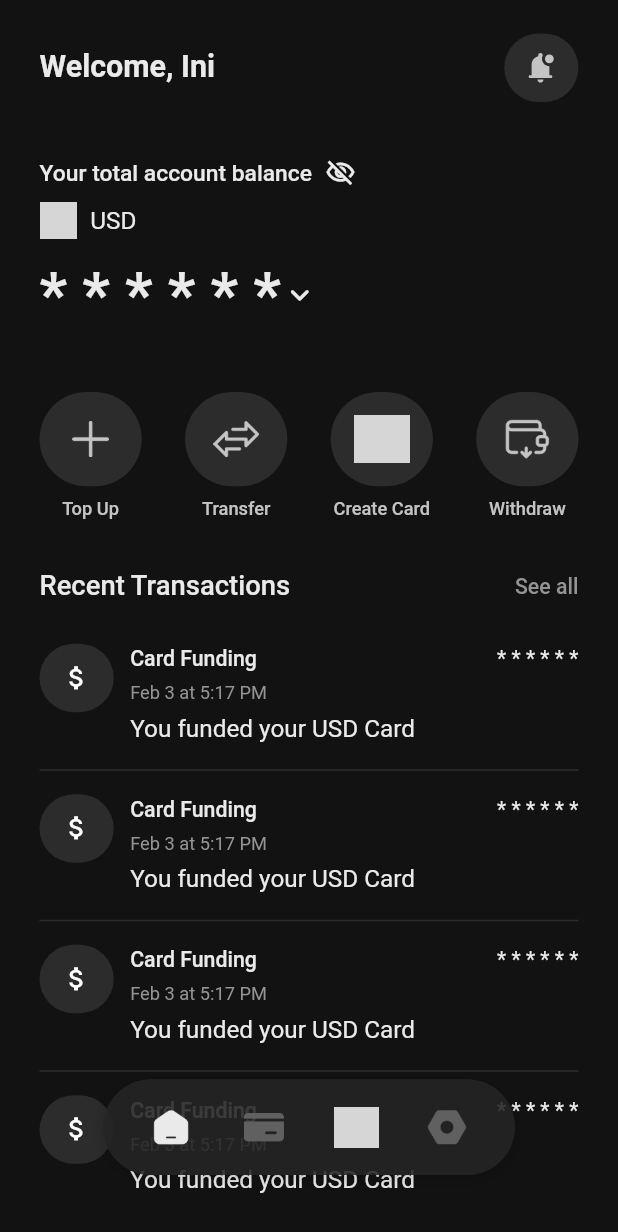
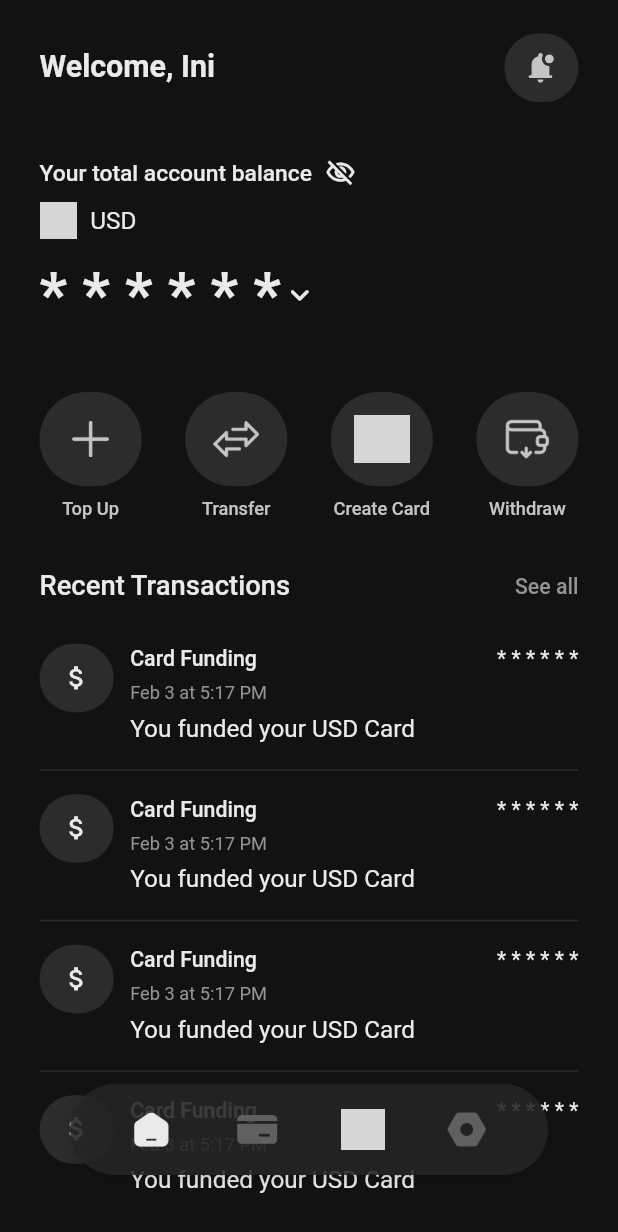
Before and after one commit to iniisking/manycards-mobile, a Flutter app: the screen it shows after launch, after a tap on the "visibility" icon, on a phone screen of 412 x 824 dp. Shown: the top 1232 px of the screen. Run offline on Flutter 3.47's test engine with Material 3 defaults, Android fonts, the light colour scheme and no system bars; drawn by our look-alikes of liquid_pull_to_refresh; our stand-ins replace flutter_screenutil, flutter_svg, shimmer, vector_graphics; network calls fail; grey boxes are pictures that could not be loaded.

Commit message:
Working on subcard implementation

```diff
--- a/lib/model/currency_model.dart
+++ b/lib/model/currency_model.dart
@@ -29,19 +29,20 @@ class CurrencyModel {
   static List<CurrencyModel> getAvailableCurrencies() {
     return [
       CurrencyModel(
+        code: 'NGN',
+        name: 'Nigerian Naira',
+        locale: 'en_NG',
+        symbol: '₦',
+        flag: Assets.images.nigerianFlag.image(height: 25, width: 25),
+      ),
+      CurrencyModel(
         code: 'USD',
         name: 'United States Dollar',
         locale: 'en_US',
         symbol: '\$',
         flag: Assets.images.usFlag.image(height: 25, width: 25),
       ),
-      CurrencyModel(
-        code: 'NGN',
-        name: 'Nigerian Naira',
-        locale: 'en_NG',
-        symbol: '₦',
-        flag: Assets.images.nigerianFlag.image(height: 25, width: 25),
-      ),
+
       CurrencyModel(
         code: 'GBP',
         name: 'Great British Pound',
--- /dev/null
+++ b/lib/view/authentication/login_screen.dart
@@ -0,0 +1,26 @@
+import 'package:flutter/material.dart';
+import 'package:flutter_screenutil/flutter_screenutil.dart';
+import 'package:manycards/view/constants/text/text.dart';
+
+class LoginScreen extends StatelessWidget {
+  const LoginScreen({super.key});
+
+  @override
+  Widget build(BuildContext context) {
+    return Scaffold(
+      body: SafeArea(
+        child: Column(
+          children: [
+            Center(
+              child: CustomTextWidget(
+                text: 'Log In',
+                fontSize: 18.sp,
+                color: Colors.white,
+              ),
+            ),
+          ],
+        ),
+      ),
+    );
+  }
+}
--- /dev/null
+++ b/lib/view/authentication/sign_up_screen.dart
@@ -0,0 +1,26 @@
+import 'package:flutter/material.dart';
+import 'package:flutter_screenutil/flutter_screenutil.dart';
+import 'package:manycards/view/constants/text/text.dart';
+
+class SignUpScreen extends StatelessWidget {
+  const SignUpScreen({super.key});
+
+  @override
+  Widget build(BuildContext context) {
+    return Scaffold(
+      body: SafeArea(
+        child: Column(
+          children: [
+            Center(
+              child: CustomTextWidget(
+                text: 'Sign Up',
+                fontSize: 18.sp,
+                color: Colors.white,
+              ),
+            ),
+          ],
+        ),
+      ),
+    );
+  }
+}
--- a/lib/view/bottom nav bar/bottom_nav_bar.dart
+++ b/lib/view/bottom nav bar/bottom_nav_bar.dart
@@ -20,8 +20,8 @@ class BottomNavBar extends StatelessWidget {
       child: Padding(
         padding: EdgeInsets.only(bottom: 40.h),
         child: Container(
-          height: 63.h,
-          width: 250.w,
+          height: 60.h,
+          width: 290.w,
           decoration: BoxDecoration(
             color: const Color(0xDD252525), // Slightly transparent
             borderRadius: BorderRadius.circular(40.r),
--- a/lib/view/cards/ngn_card_screen.dart
+++ b/lib/view/cards/ngn_card_screen.dart
@@ -5,6 +5,7 @@ import 'package:manycards/view/cards/sub_card.dart';
 import 'package:manycards/view/constants/text/text.dart';
 import 'package:manycards/view/constants/widgets/button.dart';
 import 'package:manycards/view/constants/widgets/cards.dart';
+import 'package:manycards/view/constants/widgets/colors.dart';
 import 'package:manycards/view/constants/widgets/currency_dropdown.dart';
 import 'package:manycards/view/constants/widgets/shimmers.dart';
 
@@ -15,7 +16,7 @@ class NgnCardScreen extends StatelessWidget {
   Widget build(BuildContext context) {
     String selectedCurrency = 'NGN';
     return Scaffold(
-      backgroundColor: const Color(0xFF121212),
+      backgroundColor: backgroundColor,
       body: SafeArea(
         child: SingleChildScrollView(
           child: Padding(
@@ -29,7 +30,7 @@ class NgnCardScreen extends StatelessWidget {
                     CustomTextWidget(
                       text: 'My Cards',
                       fontSize: 18.sp,
-                      color: Color(0xFFEAEAEA),
+                      color: fisrtHeaderTextColor,
                       fontWeight: FontWeight.bold,
                     ),
                     CurrencyDropdown(
@@ -39,7 +40,7 @@ class NgnCardScreen extends StatelessWidget {
                         //   selectedCurrency = value;
                         // });
                       },
-                      backgroundColor: Color(0xFF232323),
+                      backgroundColor: textfieldBackgroundColor,
                     ),
                   ],
                 ),
--- a/lib/view/constants/widgets/cards.dart
+++ b/lib/view/constants/widgets/cards.dart
@@ -31,7 +31,7 @@ class CurrencyCard extends StatelessWidget {
     return Container(
       // height: 186,
       // width: 327,
-      padding: EdgeInsets.symmetric(horizontal: 25.w, vertical: 25.h),
+      padding: EdgeInsets.symmetric(horizontal: 20.w, vertical: 20.h),
       decoration: BoxDecoration(
         color: backgroundColor,
         borderRadius: BorderRadius.circular(20.r),
@@ -47,7 +47,7 @@ class CurrencyCard extends StatelessWidget {
               cardTypeWidget ?? _defaultCardTypeWidget(),
             ],
           ),
-          SizedBox(height: 20.h),
+          SizedBox(height: 15.h),
           Column(
             crossAxisAlignment: CrossAxisAlignment.start,
             children: [
--- /dev/null
+++ b/lib/view/constants/widgets/colors.dart
@@ -0,0 +1,12 @@
+import 'package:flutter/material.dart';
+
+final backgroundColor = const Color(0xFF121212);
+final fisrtHeaderTextColor = const Color(0xFFEAEAEA);
+final secondHeadTextColor = const Color(0XFF949494);
+final textfieldBackgroundColor = const Color(0xFF232323);
+final textfiledBorderColor = const Color(0xFFEAEAEA);
+final errorBorderColor = const Color(0xFFEC8787);
+final buttonBackgroundColor = const Color(0xFFEAEAEA);
+final buttonTextColor = const Color(0xFF121212);
+final actionButtonColor = const Color(0xFF2C2C2C);
+final actionButtonIconColor = const Color(0xFFC4C4C4);
--- a/lib/view/constants/widgets/currency_dropdown.dart
+++ b/lib/view/constants/widgets/currency_dropdown.dart
@@ -38,6 +38,14 @@ class _CurrencyDropdownState extends State<CurrencyDropdown> {
         widget.customCurrencies ??
         [
           CurrencyOption(
+            value: 'NGN',
+            flagAsset: Assets.images.nigerianFlag.image(
+              height: 20.h,
+              width: 20.w,
+            ),
+            label: 'NGN',
+          ),
+          CurrencyOption(
             value: 'USD',
             flagAsset: Assets.images.usFlag.image(height: 20.h, width: 20.w),
             label: 'USD',
@@ -46,14 +54,6 @@ class _CurrencyDropdownState extends State<CurrencyDropdown> {
             value: 'GBP',
             flagAsset: Assets.images.ukFlag.image(height: 20.h, width: 20.w),
             label: 'GBP',
-          ),
-          CurrencyOption(
-            value: 'NGN',
-            flagAsset: Assets.images.nigerianFlag.image(
-              height: 20.h,
-              width: 20.w,
-            ),
-            label: 'NGN',
           ),
         ];
 
--- a/lib/view/home/home_screen.dart
+++ b/lib/view/home/home_screen.dart
@@ -3,6 +3,7 @@ import 'package:flutter_screenutil/flutter_screenutil.dart';
 import 'package:liquid_pull_to_refresh/liquid_pull_to_refresh.dart';
 import 'package:manycards/gen/assets.gen.dart';
 import 'package:manycards/view/constants/text/text.dart';
+import 'package:manycards/view/constants/widgets/colors.dart';
 import 'package:manycards/view/constants/widgets/currency_bottom_sheet.dart';
 import 'package:manycards/view/constants/widgets/button.dart';
 import 'package:manycards/view/constants/widgets/transaction_row_widget.dart';
@@ -47,14 +48,14 @@ class HomeScreen extends StatelessWidget {
     final controller = Provider.of<CurrencyController>(context);
 
     return Scaffold(
-      backgroundColor: const Color(0xFF121212),
+      backgroundColor: backgroundColor,
       body: SafeArea(
         child: LiquidPullToRefresh(
           onRefresh: () => _handleRefresh(context, controller),
-          color: Colors.green,
-          backgroundColor: const Color(0xFF2C2C2C),
+          color: actionButtonColor,
+          backgroundColor: fisrtHeaderTextColor,
           height: 50.h,
-          animSpeedFactor: 2,
+          animSpeedFactor: 3,
           showChildOpacityTransition: false,
           child: SingleChildScrollView(
             physics: const AlwaysScrollableScrollPhysics(),
@@ -70,7 +71,7 @@ class HomeScreen extends StatelessWidget {
                       CustomTextWidget(
                         text: 'Welcome, Ini',
                         fontSize: 20.sp,
-                        color: const Color(0xFFEAEAEA),
+                        color: fisrtHeaderTextColor,
                         fontWeight: FontWeight.bold,
                       ),
                       Container(
@@ -78,7 +79,7 @@ class HomeScreen extends StatelessWidget {
                         width: 45.w,
                         padding: EdgeInsets.all(12.sp),
                         decoration: BoxDecoration(
-                          color: const Color(0xFF2C2C2C),
+                          color: actionButtonColor,
                           borderRadius: BorderRadius.circular(50.r),
                         ),
                         child: Assets.svg.notification.svg(),
@@ -91,7 +92,7 @@ class HomeScreen extends StatelessWidget {
                       CustomTextWidget(
                         text: 'Your total account balance',
                         fontSize: 15.sp,
-                        color: const Color(0xFFEAEAEA),
+                        color: fisrtHeaderTextColor,
                         fontWeight: FontWeight.w500,
                       ),
                       SizedBox(width: 8.w),
@@ -104,7 +105,7 @@ class HomeScreen extends StatelessWidget {
                               ? Icons.visibility_outlined
                               : Icons.visibility_off_outlined,
                           size: 20.sp,
-                          color: const Color(0xFFEAEAEA),
+                          color: fisrtHeaderTextColor,
                         ),
                       ),
                     ],
@@ -117,7 +118,7 @@ class HomeScreen extends StatelessWidget {
                       CustomTextWidget(
                         text: controller.selectedCurrency.code,
                         fontSize: 16.sp,
-                        color: const Color(0xFFEAEAEA),
+                        color: fisrtHeaderTextColor,
                       ),
                     ],
                   ),
@@ -150,13 +151,13 @@ class HomeScreen extends StatelessWidget {
                                               .formattedBalance,
                                       fontSize: 34.sp,
                                       fontWeight: FontWeight.bold,
-                                      color: const Color(0xFFEAEAEA),
+                                      color: fisrtHeaderTextColor,
                                     )
                                     : CustomTextWidget(
                                       text: '* * * * * *',
                                       fontSize: 40.sp,
                                       fontWeight: FontWeight.bold,
-                                      color: const Color(0xFFEAEAEA),
+                                      color: fisrtHeaderTextColor,
                                     ),
                               ],
                             ),
@@ -164,7 +165,7 @@ class HomeScreen extends StatelessWidget {
                         Icon(
                           Icons.keyboard_arrow_down_rounded,
                           size: 25.sp,
-                          color: const Color(0xFFEAEAEA),
+                          color: fisrtHeaderTextColor,
                         ),
                       ],
                     ),
@@ -181,7 +182,7 @@ class HomeScreen extends StatelessWidget {
                         icon: Padding(
                           padding: EdgeInsets.all(5.sp),
                           child: Assets.images.plus.image(
-                            color: const Color(0xFFC4C4C4),
+                            color: actionButtonIconColor,
                           ),
                         ),
                         label: 'Top Up',
@@ -195,7 +196,7 @@ class HomeScreen extends StatelessWidget {
                         icon: Padding(
                           padding: EdgeInsets.all(2.sp),
                           child: Assets.images.transfer.image(
-                            color: const Color(0xFFC4C4C4),
+                            color: actionButtonIconColor,
                           ),
                         ),
                         label: 'Transfer',
@@ -209,7 +210,7 @@ class HomeScreen extends StatelessWidget {
                         icon: Padding(
                           padding: EdgeInsets.all(1.sp),
                           child: Assets.images.createCard.image(
-                            color: const Color(0xFFC4C4C4),
+                            color: actionButtonIconColor,
                           ),
                         ),
                         label: 'Create Card',
@@ -219,7 +220,7 @@ class HomeScreen extends StatelessWidget {
                       QuickActionButton(
                         onTap: () {},
                         icon: Assets.images.withdraw.image(
-                          color: const Color(0xFFC4C4C4),
+                          color: actionButtonIconColor,
                         ),
 
                         label: 'Withdraw',
@@ -235,7 +236,7 @@ class HomeScreen extends StatelessWidget {
                       CustomTextWidget(
                         text: 'Recent Transactions',
                         fontSize: 18.sp,
-                        color: const Color(0xFFEAEAEA),
+                        color: fisrtHeaderTextColor,
                         fontWeight: FontWeight.w500,
                       ),
                       GestureDetector(
@@ -243,7 +244,7 @@ class HomeScreen extends StatelessWidget {
                         child: CustomTextWidget(
                           text: 'See all',
                           fontSize: 14.sp,
-                          color: const Color(0xFF949494),
+                          color: secondHeadTextColor,
                           fontWeight: FontWeight.w500,
                         ),
                       ),
@@ -253,7 +254,7 @@ class HomeScreen extends StatelessWidget {
                   TransactionRowWidget(
                     leadingIcon: Icon(
                       Icons.attach_money,
-                      color: Colors.white,
+                      color: fisrtHeaderTextColor,
                       size: 20.sp,
                     ),
                     title: 'Card Funding',
@@ -266,15 +267,12 @@ class HomeScreen extends StatelessWidget {
                   ),
                   Padding(
                     padding: EdgeInsets.symmetric(vertical: 8.h),
-                    child: Divider(
-                      thickness: 1.h,
-                      color: const Color(0xFF2C2C2C),
-                    ),
+                    child: Divider(thickness: 1.h, color: actionButtonColor),
                   ),
                   TransactionRowWidget(
                     leadingIcon: Icon(
                       Icons.attach_money,
-                      color: Colors.white,
+                      color: fisrtHeaderTextColor,
                       size: 20.sp,
                     ),
                     title: 'Card Funding',
@@ -287,15 +285,12 @@ class HomeScreen extends StatelessWidget {
                   ),
                   Padding(
                     padding: EdgeInsets.symmetric(vertical: 8.h),
-                    child: Divider(
-                      thickness: 1.h,
-                      color: const Color(0xFF2C2C2C),
-                    ),
+                    child: Divider(thickness: 1.h, color: actionButtonColor),
                   ),
                   TransactionRowWidget(
                     leadingIcon: Icon(
                       Icons.attach_money,
-                      color: Colors.white,
+                      color: fisrtHeaderTextColor,
                       size: 20.sp,
                     ),
                     title: 'Card Funding',
@@ -308,15 +303,12 @@ class HomeScreen extends StatelessWidget {
                   ),
                   Padding(
                     padding: EdgeInsets.symmetric(vertical: 8.h),
-                    child: Divider(
-                      thickness: 1.h,
-                      color: const Color(0xFF2C2C2C),
-                    ),
+                    child: Divider(thickness: 1.h, color: actionButtonColor),
                   ),
                   TransactionRowWidget(
                     leadingIcon: Icon(
                       Icons.attach_money,
-                      color: Colors.white,
+                      color: fisrtHeaderTextColor,
                       size: 20.sp,
                     ),
                     title: 'Card Funding',
```
